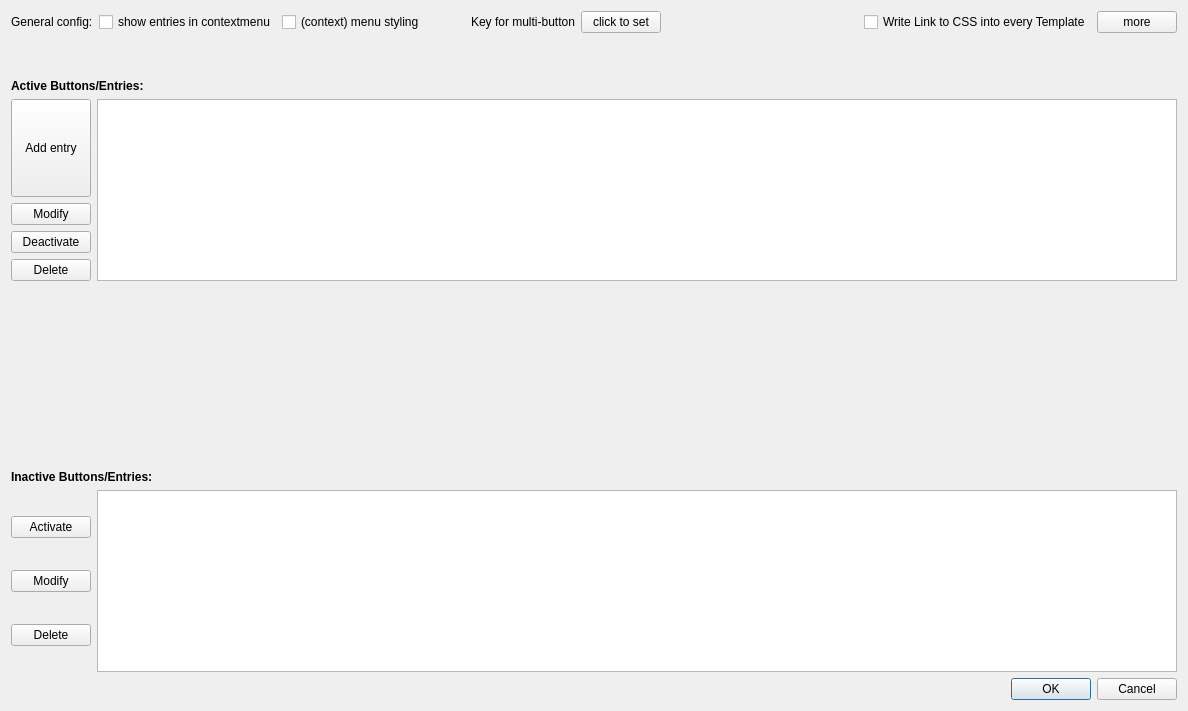
Old version of the form designer/settings_main_widgets.ui in the repository ijgnd/anki__editor__apply__font_color__background_color__custom_class__custom_style.
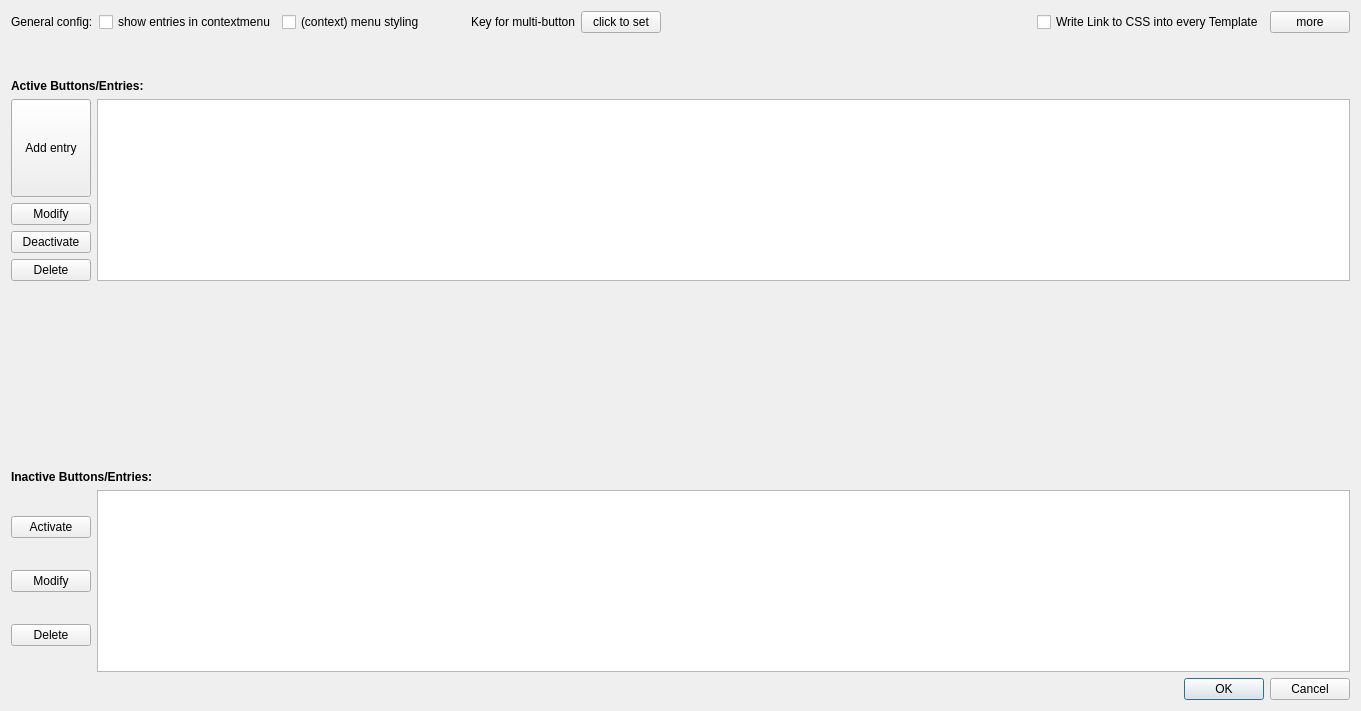
New version of the form.

Diff of the .ui file:
```diff
--- a/designer/settings_main_widgets.ui
+++ b/designer/settings_main_widgets.ui
@@ -6,7 +6,7 @@
    <rect>
     <x>0</x>
     <y>0</y>
-    <width>1188</width>
+    <width>1361</width>
     <height>711</height>
    </rect>
   </property>
```
